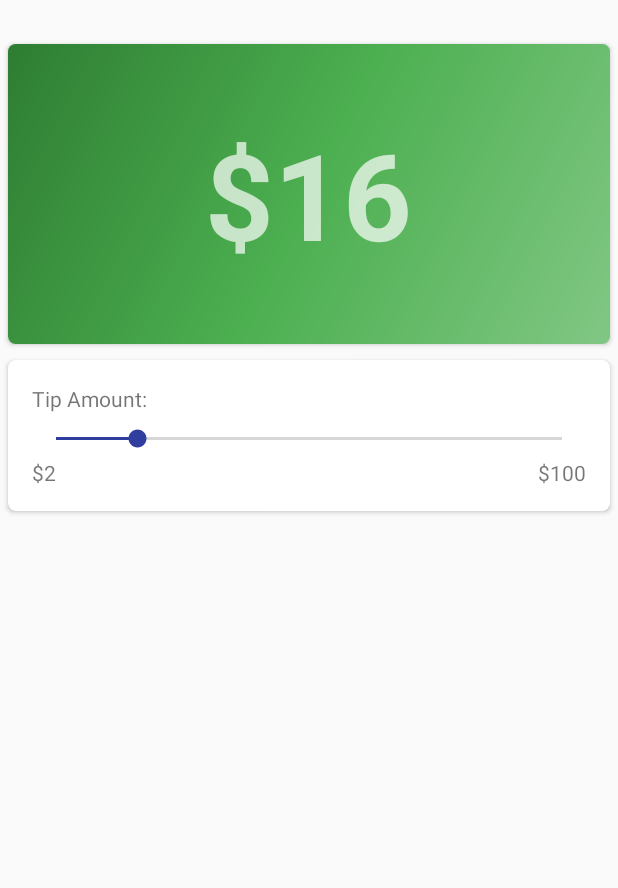
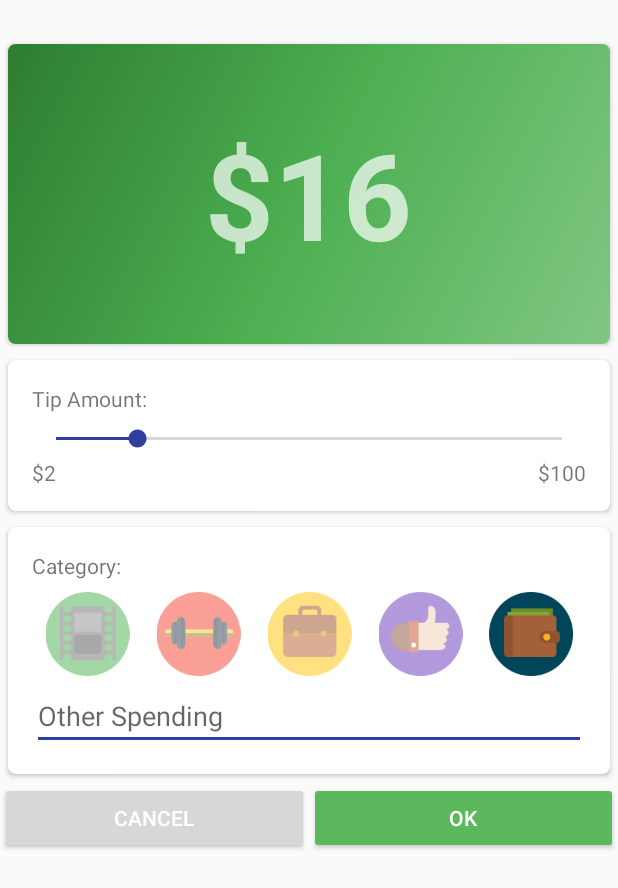
Before and after one commit to gsk-gagan/rewardDesing, an Android app: the Reward screen opened directly, with no data from a screen before it, on a phone screen of 412 x 824 dp. Shown: the top 888 px of the screen. Run offline under Robolectric (Android 15) with nearby library versions, the phone set to English and light mode, and no system bars.

Commit message:
Working Reward Page

```diff
--- a/sample/src/main/java/com/github/florent37/materialviewpager/sample/Reward.java
+++ b/sample/src/main/java/com/github/florent37/materialviewpager/sample/Reward.java
@@ -1,9 +1,16 @@
 package com.github.florent37.materialviewpager.sample;
 
+import android.media.Image;
 import android.support.v7.app.AppCompatActivity;
 import android.os.Bundle;
+import android.view.View;
+import android.widget.Button;
+import android.widget.ImageView;
 import android.widget.SeekBar;
 import android.widget.TextView;
+import android.widget.Toast;
+
+import java.util.ArrayList;
 
 public class Reward extends AppCompatActivity {
 
@@ -46,5 +53,54 @@ public class Reward extends AppCompatActivity {
                 rewardTextView.setText("$"+reward);
             }
         });
+
+        //Approve/Deny Buttons
+        final Button approveButton = (Button) findViewById(R.id.rewardApprove_bt);
+        final Button denyButton = (Button) findViewById(R.id.rewardDeny_bt);
+
+        View.OnClickListener approveDenyListner = new View.OnClickListener() {
+            @Override
+            public void onClick(View view) {
+                Button current = (Button) view;
+                if(current == approveButton) {
+                    Toast.makeText(Reward.this, "Reward Approved of $" + reward, Toast.LENGTH_SHORT).show();
+                }
+                if(current == denyButton) {
+                    Toast.makeText(Reward.this, "Reward Denied", Toast.LENGTH_SHORT).show();
+                }
+                Reward.this.finish();
+            }
+        };
+        approveButton.setOnClickListener(approveDenyListner);
+        denyButton.setOnClickListener(approveDenyListner);
+
+        //Transparency
+        final ArrayList<ImageView> imageList = new ArrayList<>();
+        imageList.add((ImageView) findViewById(R.id.movie_iv));
+        imageList.add((ImageView) findViewById(R.id.gym_iv));
+        imageList.add((ImageView) findViewById(R.id.office_iv));
+        imageList.add((ImageView) findViewById(R.id.thumbsup_iv));
+        imageList.add((ImageView) findViewById(R.id.wallet_iv));
+
+        View.OnClickListener imageSelectListner = new View.OnClickListener() {
+            @Override
+            public void onClick(View view) {
+                imageViewAlphaHelper(imageList, (ImageView) view);
+            }
+        };
+
+        for(ImageView image : imageList) {
+            image.setOnClickListener(imageSelectListner);
+        }
+    }
+
+    private void imageViewAlphaHelper(ArrayList<ImageView> imageList, ImageView imageSelected) {
+        for(ImageView image : imageList) {
+            if(image == imageSelected) {
+                image.setAlpha(1.0f);
+            } else {
+                image.setAlpha(0.5f);
+            }
+        }
     }
 }
--- /dev/null
+++ b/sample/src/main/res/drawable/ic_done_black_24dp.xml
@@ -0,0 +1,9 @@
+<vector xmlns:android="http://schemas.android.com/apk/res/android"
+        android:width="24dp"
+        android:height="24dp"
+        android:viewportWidth="24.0"
+        android:viewportHeight="24.0">
+    <path
+        android:fillColor="#FF000000"
+        android:pathData="M9,16.2L4.8,12l-1.4,1.4L9,19 21,7l-1.4,-1.4L9,16.2z"/>
+</vector>
--- a/sample/src/main/res/layout/activity_reward.xml
+++ b/sample/src/main/res/layout/activity_reward.xml
@@ -97,18 +97,112 @@
         </RelativeLayout>
     </android.support.v7.widget.CardView>
 
-    <!--<TextView-->
-        <!--android:text="Category"-->
-        <!--android:layout_width="wrap_content"-->
-        <!--android:layout_height="wrap_content"-->
-        <!--android:layout_below="@+id/minReward_tv"-->
-        <!--android:layout_alignParentLeft="true"-->
-        <!--android:layout_alignParentStart="true"-->
-        <!--android:paddingLeft="@dimen/activity_horizontal_margin"-->
-        <!--android:paddingRight="@dimen/activity_horizontal_margin"-->
-        <!--android:paddingTop="@dimen/activity_vertical_margin"-->
-        <!--android:paddingBottom="@dimen/activity_vertical_margin"-->
-        <!--android:id="@+id/textView8" />-->
+    <android.support.v7.widget.CardView
+        android:id="@+id/rewardCategoryCard_cv"
+        android:layout_width="match_parent"
+        android:layout_height="wrap_content"
+        android:layout_margin="5dp"
+        card_view:cardCornerRadius="5dp"
+        card_view:contentPadding="16dp">
+
+        <LinearLayout
+            android:id="@+id/rewardCategoryRelativeLayout_rl"
+            android:layout_width="match_parent"
+            android:layout_height="wrap_content"
+            android:orientation="vertical"
+            android:gravity="start">
+
+            <TextView
+                android:text="Category:"
+                android:layout_width="wrap_content"
+                android:layout_height="wrap_content"
+                android:paddingBottom="4dp"/>
+
+            <LinearLayout
+                android:layout_width="match_parent"
+                android:layout_height="64dp"
+                android:orientation="horizontal"
+                android:weightSum="5">
+
+                <ImageView
+                    android:maxHeight="8dp"
+                    card_view:srcCompat="@drawable/md_film"
+                    android:layout_weight="1"
+                    android:padding="4dp"
+                    android:id="@+id/movie_iv"
+                    android:layout_width="wrap_content"
+                    android:layout_height="wrap_content"
+                    android:alpha="0.5"/>
+                <ImageView
+                    card_view:srcCompat="@drawable/md_gym"
+                    android:layout_weight="1"
+                    android:padding="4dp"
+                    android:id="@+id/gym_iv"
+                    android:layout_width="wrap_content"
+                    android:layout_height="wrap_content"
+                    android:alpha="0.5"/>
+                <ImageView
+                    card_view:srcCompat="@drawable/md_suitcase"
+                    android:layout_weight="1"
+                    android:padding="4dp"
+                    android:id="@+id/office_iv"
+                    android:layout_width="wrap_content"
+                    android:layout_height="wrap_content"
+                    android:alpha="0.5"/>
+                <ImageView
+                    card_view:srcCompat="@drawable/md_thumbsup"
+                    android:layout_weight="1"
+                    android:padding="4dp"
+                    android:id="@+id/thumbsup_iv"
+                    android:layout_width="wrap_content"
+                    android:layout_height="wrap_content"
+                    android:alpha="0.5"/>
+                <ImageView
+                    card_view:srcCompat="@drawable/md_wallet"
+                    android:layout_weight="1"
+                    android:padding="4dp"
+                    android:id="@+id/wallet_iv"
+                    android:layout_width="wrap_content"
+                    android:layout_height="wrap_content" />
+
+
+            </LinearLayout>
+
+            <EditText
+                android:layout_width="match_parent"
+                android:layout_height="wrap_content"
+                android:inputType="textPersonName"
+                android:hint="Other Spending"
+                android:textColor="@color/grey"
+                android:ems="10"
+                android:id="@+id/rewardCategoryMessage_et" />
+
+        </LinearLayout>
+
+    </android.support.v7.widget.CardView>
+
+
+    <LinearLayout
+        android:layout_width="match_parent"
+        android:layout_height="64dp"
+        android:orientation="horizontal">
+
+
+        <Button
+            android:text="Cancel"
+            android:layout_width="wrap_content"
+            android:layout_height="wrap_content"
+            android:id="@+id/rewardDeny_bt"
+            android:layout_weight="1" />
+        <!--android:backgroundTint="@color/yellow_bs"-->
+        <Button
+            android:text="OK"
+            android:layout_width="wrap_content"
+            android:layout_height="wrap_content"
+            android:id="@+id/rewardApprove_bt"
+            android:backgroundTint="@color/green_bs"
+            android:layout_weight="1" />
+    </LinearLayout>
 
 
 </LinearLayout>
--- a/sample/src/main/res/layout/drawer.xml
+++ b/sample/src/main/res/layout/drawer.xml
@@ -5,7 +5,7 @@
     android:id="@+id/left_drawer"
     android:layout_width="320dp"
     android:layout_height="@dimen/nav_header_height"
-    android:background="@drawable/nav_menu_back"
+    android:background="@drawable/nav_menu_back_3"
     android:gravity="bottom"
     android:orientation="vertical"
     android:paddingLeft="@dimen/activity_horizontal_margin"
--- a/sample/src/main/res/values/colors.xml
+++ b/sample/src/main/res/values/colors.xml
@@ -3,6 +3,10 @@
 
     <color name="blue">#303F9F</color>
     <color name="white">#FFFFFF</color>
+    <color name="grey">#363636</color>
+    <color name="green_bs">#5CB85C</color>
+    <color name="yellow_bs">#F0AD4E</color>
+
 
     <color name="accent_color">@color/blue</color>
     <color name="colorPrimary">@color/blue</color>
```
Also changed, not shown: sample/src/main/res/drawable/nav_menu_back_3.png (added).
